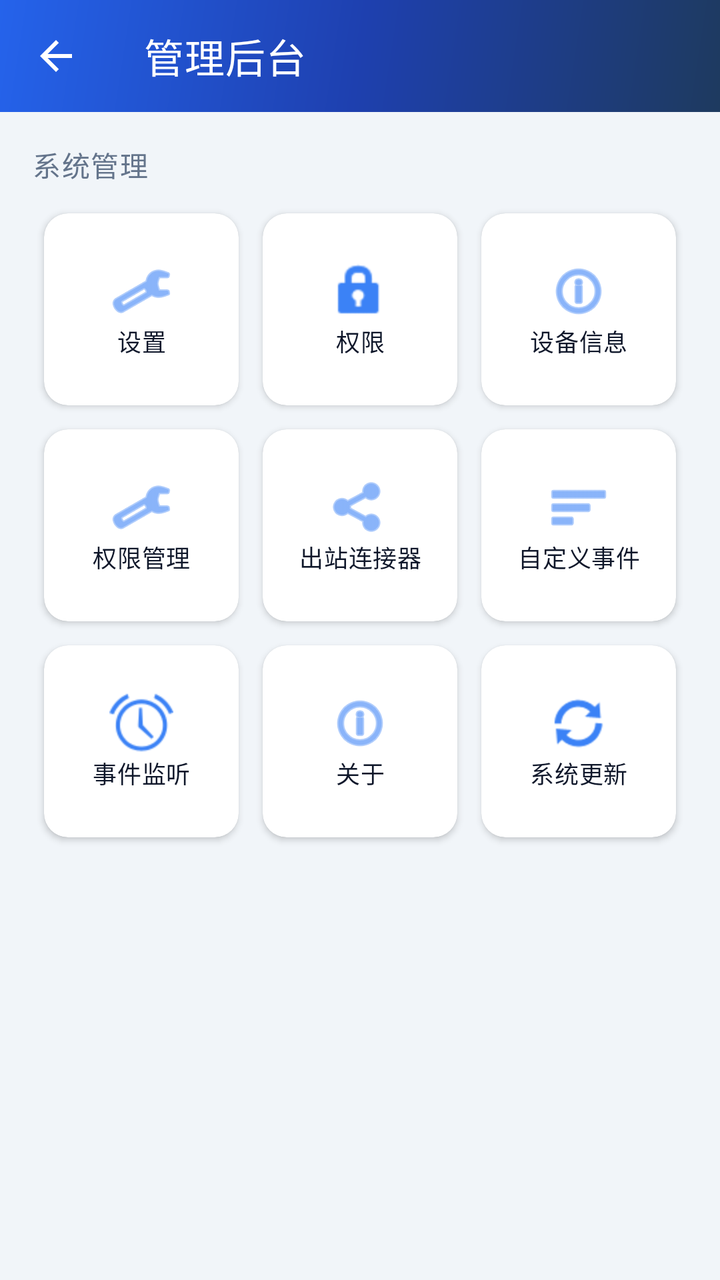
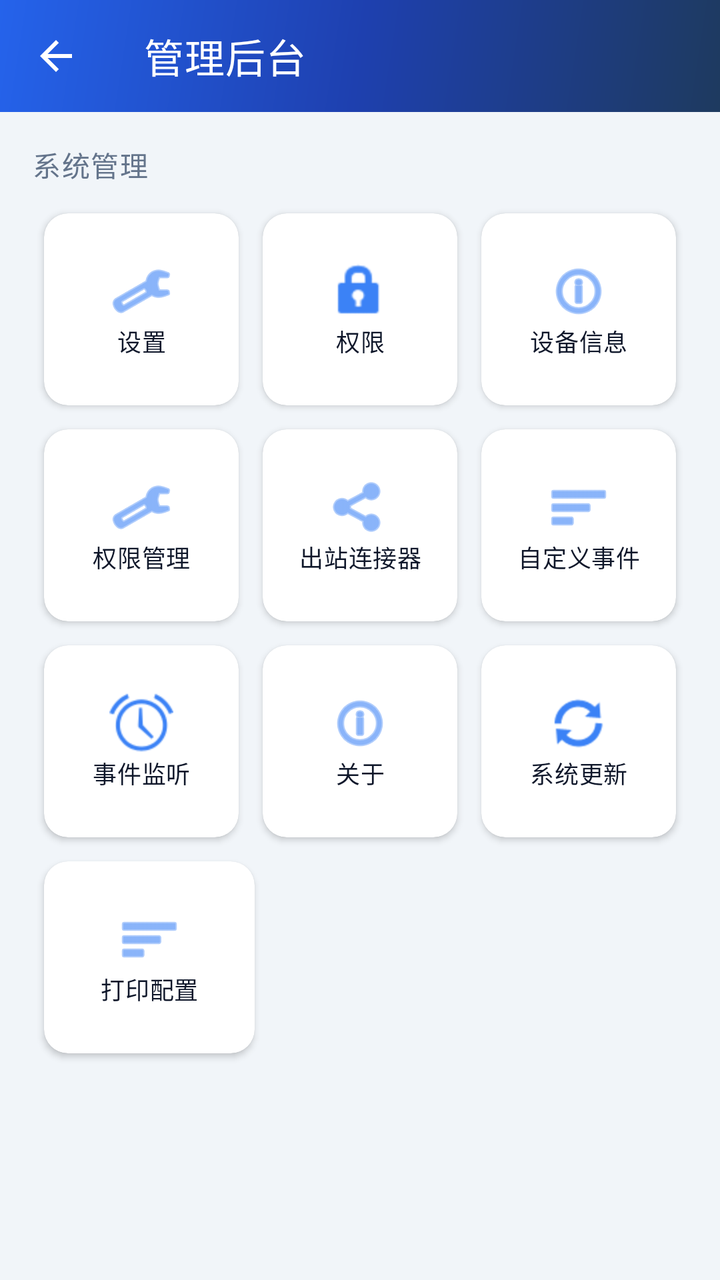

The first picture is an Android layout as it rendered before a commit; the second is the same layout after the commit. The layout source and the unified diff follow.
<!-- AndroidManifest.xml: activity theme Theme.AppManagerMain -->
<!-- res/layout/activity_backend_menu.xml -->
<?xml version="1.0" encoding="utf-8"?>
<LinearLayout xmlns:android="http://schemas.android.com/apk/res/android"
    xmlns:app="http://schemas.android.com/apk/res-auto"
    android:layout_width="match_parent"
    android:layout_height="match_parent"
    android:orientation="vertical"
    android:background="@color/agent_background">

    <com.google.android.material.appbar.MaterialToolbar
        android:id="@+id/toolbar"
        android:layout_width="match_parent"
        android:layout_height="?attr/actionBarSize"
        android:background="@drawable/bg_main_header"
        app:navigationIcon="@drawable/ic_arrow_back"
        app:title="@string/main_tile_backend"
        app:titleTextColor="@android:color/white"
        app:navigationIconTint="@android:color/white" />

    <ScrollView
        android:layout_width="match_parent"
        android:layout_height="match_parent"
        android:fillViewport="true"
        android:scrollbars="none">

        <LinearLayout
            android:layout_width="match_parent"
            android:layout_height="wrap_content"
            android:orientation="vertical"
            android:paddingStart="16dp"
            android:paddingEnd="16dp"
            android:paddingTop="16dp"
            android:paddingBottom="24dp">

            
            <TextView
                style="@style/AppManagerSectionTitle"
                android:layout_width="match_parent"
                android:layout_height="wrap_content"
                android:layout_marginBottom="8dp"
                android:text="@string/backend_section_admin" />

            
            <LinearLayout
                android:layout_width="match_parent"
                android:layout_height="wrap_content"
                android:orientation="horizontal">

                <com.google.android.material.card.MaterialCardView
                    android:id="@+id/card_tile_settings"
                    style="@style/AppManagerGridTile"
                    android:layout_width="0dp"
                    android:layout_height="wrap_content"
                    android:layout_weight="1">
                    <LinearLayout style="@style/AppManagerGridTileInner">
                        <ImageView android:layout_width="32dp" android:layout_height="32dp"
                            android:src="@android:drawable/ic_menu_preferences"
                            android:contentDescription="@string/main_tile_settings"
                            app:tint="@color/agent_tile_icon_tint" />
                        <TextView style="@style/AppManagerGridTileLabel" android:text="@string/main_tile_settings" />
                    </LinearLayout>
                </com.google.android.material.card.MaterialCardView>

                <com.google.android.material.card.MaterialCardView
                    android:id="@+id/card_tile_runtime_perm"
                    style="@style/AppManagerGridTile"
                    android:layout_width="0dp"
                    android:layout_height="wrap_content"
                    android:layout_weight="1">
                    <LinearLayout style="@style/AppManagerGridTileInner">
                        <ImageView android:layout_width="32dp" android:layout_height="32dp"
                            android:src="@android:drawable/ic_lock_idle_lock"
                            android:contentDescription="@string/main_tile_runtime_perm"
                            app:tint="@color/agent_tile_icon_tint" />
                        <TextView style="@style/AppManagerGridTileLabel" android:text="@string/main_tile_runtime_perm" />
                    </LinearLayout>
                </com.google.android.material.card.MaterialCardView>

                <com.google.android.material.card.MaterialCardView
                    android:id="@+id/card_tile_device_info"
                    style="@style/AppManagerGridTile"
                    android:layout_width="0dp"
                    android:layout_height="wrap_content"
                    android:layout_weight="1">
                    <LinearLayout style="@style/AppManagerGridTileInner">
                        <ImageView android:layout_width="32dp" android:layout_height="32dp"
                            android:src="@android:drawable/ic_menu_info_details"
                            android:contentDescription="@string/main_tile_device"
                            app:tint="@color/agent_tile_icon_tint" />
                        <TextView style="@style/AppManagerGridTileLabel" android:text="@string/main_tile_device" />
                    </LinearLayout>
                </com.google.android.material.card.MaterialCardView>
            </LinearLayout>

            
            <LinearLayout
                android:layout_width="match_parent"
                android:layout_height="wrap_content"
                android:orientation="horizontal">

                <com.google.android.material.card.MaterialCardView
                    android:id="@+id/card_tile_perm_mgmt"
                    style="@style/AppManagerGridTile"
                    android:layout_width="0dp"
                    android:layout_height="wrap_content"
                    android:layout_weight="1">
                    <LinearLayout style="@style/AppManagerGridTileInner">
                        <ImageView android:layout_width="32dp" android:layout_height="32dp"
                            android:src="@android:drawable/ic_menu_manage"
                            android:contentDescription="@string/main_tile_perm_mgmt"
                            app:tint="@color/agent_tile_icon_tint" />
                        <TextView style="@style/AppManagerGridTileLabel" android:text="@string/main_tile_perm_mgmt" />
                    </LinearLayout>
                </com.google.android.material.card.MaterialCardView>

                <com.google.android.material.card.MaterialCardView
                    android:id="@+id/card_tile_outbound"
                    style="@style/AppManagerGridTile"
                    android:layout_width="0dp"
                    android:layout_height="wrap_content"
                    android:layout_weight="1">
                    <LinearLayout style="@style/AppManagerGridTileInner">
                        <ImageView android:layout_width="32dp" android:layout_height="32dp"
                            android:src="@android:drawable/ic_menu_share"
                            android:contentDescription="@string/main_tile_outbound"
                            app:tint="@color/agent_tile_icon_tint" />
                        <TextView style="@style/AppManagerGridTileLabel" android:text="@string/main_tile_outbound" />
                    </LinearLayout>
                </com.google.android.material.card.MaterialCardView>

                <com.google.android.material.card.MaterialCardView
                    android:id="@+id/card_tile_custom_events"
                    style="@style/AppManagerGridTile"
                    android:layout_width="0dp"
                    android:layout_height="wrap_content"
                    android:layout_weight="1">
                    <LinearLayout style="@style/AppManagerGridTileInner">
                        <ImageView android:layout_width="32dp" android:layout_height="32dp"
                            android:src="@android:drawable/ic_menu_sort_by_size"
                            android:contentDescription="@string/main_tile_custom_events"
                            app:tint="@color/agent_tile_icon_tint" />
                        <TextView style="@style/AppManagerGridTileLabel" android:text="@string/main_tile_custom_events" />
                    </LinearLayout>
                </com.google.android.material.card.MaterialCardView>
            </LinearLayout>

            
            <LinearLayout
                android:layout_width="match_parent"
                android:layout_height="wrap_content"
                android:orientation="horizontal">

                <com.google.android.material.card.MaterialCardView
                    android:id="@+id/card_tile_listen_state"
                    style="@style/AppManagerGridTile"
                    android:layout_width="0dp"
                    android:layout_height="wrap_content"
                    android:layout_weight="1">
                    <LinearLayout style="@style/AppManagerGridTileInner">
                        <ImageView android:layout_width="32dp" android:layout_height="32dp"
                            android:src="@android:drawable/ic_lock_idle_alarm"
                            android:contentDescription="@string/main_tile_listen_state"
                            app:tint="@color/agent_tile_icon_tint" />
                        <TextView style="@style/AppManagerGridTileLabel" android:text="@string/main_tile_listen_state" />
                    </LinearLayout>
                </com.google.android.material.card.MaterialCardView>

                <com.google.android.material.card.MaterialCardView
                    android:id="@+id/card_tile_about"
                    style="@style/AppManagerGridTile"
                    android:layout_width="0dp"
                    android:layout_height="wrap_content"
                    android:layout_weight="1">
                    <LinearLayout style="@style/AppManagerGridTileInner">
                        <ImageView android:layout_width="32dp" android:layout_height="32dp"
                            android:src="@android:drawable/ic_menu_info_details"
                            android:contentDescription="@string/main_tile_about"
                            app:tint="@color/agent_tile_icon_tint" />
                        <TextView style="@style/AppManagerGridTileLabel" android:text="@string/main_tile_about" />
                    </LinearLayout>
                </com.google.android.material.card.MaterialCardView>

                <com.google.android.material.card.MaterialCardView
                    android:id="@+id/card_tile_system_update"
                    style="@style/AppManagerGridTile"
                    android:layout_width="0dp"
                    android:layout_height="wrap_content"
                    android:layout_weight="1">
                    <LinearLayout style="@style/AppManagerGridTileInner">
                        <ImageView android:layout_width="32dp" android:layout_height="32dp"
                            android:src="@android:drawable/ic_popup_sync"
                            android:contentDescription="@string/main_tile_system_update"
                            app:tint="@color/agent_tile_icon_tint" />
                        <TextView style="@style/AppManagerGridTileLabel" android:text="@string/main_tile_system_update" />
                    </LinearLayout>
                </com.google.android.material.card.MaterialCardView>
            </LinearLayout>

            
            <TextView
                android:id="@+id/tv_backend_menus_title"
                style="@style/AppManagerSectionTitle"
                android:layout_width="match_parent"
                android:layout_height="wrap_content"
                android:layout_marginTop="20dp"
                android:layout_marginBottom="8dp"
                android:text="@string/backend_section_pushed"
                android:visibility="gone" />

            <LinearLayout
                android:id="@+id/container_backend_tiles"
                android:layout_width="match_parent"
                android:layout_height="wrap_content"
                android:orientation="vertical" />

        </LinearLayout>
    </ScrollView>
</LinearLayout>
<!-- resources referenced by this layout -->
<resources>
  <color name="agent_background">#F1F5F9</color>
  <color name="agent_tile_icon_tint">#3B82F6</color>
  <!-- drawable bg_main_header (drawable) -->
  <?xml version="1.0" encoding="utf-8"?>
  <shape xmlns:android="http://schemas.android.com/apk/res/android">
      <gradient
          android:angle="135"
          android:startColor="#1E3A5F"
          android:centerColor="#1E40AF"
          android:endColor="#2563EB"
          android:type="linear" />
  </shape>
  <!-- drawable ic_arrow_back (drawable) -->
  <vector xmlns:android="http://schemas.android.com/apk/res/android"
      android:width="24dp"
      android:height="24dp"
      android:viewportWidth="24"
      android:viewportHeight="24">
      <path
          android:fillColor="#FFFFFF"
          android:pathData="M20,11H7.83l5.59,-5.59L12,4 4,12l8,8 1.41,-1.41L7.83,13H20v-2z"/>
  </vector>
  <string name="backend_section_admin">系统管理</string>
  <string name="backend_section_pushed">后台菜单</string>
  <string name="main_tile_about">关于</string>
  <string name="main_tile_backend">管理后台</string>
  <string name="main_tile_custom_events">自定义事件</string>
  <string name="main_tile_device">设备信息</string>
  <string name="main_tile_listen_state">事件监听</string>
  <string name="main_tile_outbound">出站连接器</string>
  <string name="main_tile_perm_mgmt">权限管理</string>
  <string name="main_tile_runtime_perm">权限</string>
  <string name="main_tile_settings">设置</string>
  <string name="main_tile_system_update">系统更新</string>
  <style name="AppManagerGridTile" parent="Widget.MaterialComponents.CardView">
          <item name="android:layout_margin">6dp</item>
          <item name="cardCornerRadius">12dp</item>
          <item name="cardElevation">2dp</item>
          <item name="strokeWidth">0dp</item>
          <item name="cardBackgroundColor">@color/agent_surface</item>
          <item name="android:clickable">true</item>
          <item name="android:focusable">true</item>
          <item name="android:foreground">?attr/selectableItemBackground</item>
      </style>
  <style name="AppManagerGridTileInner">
          <item name="android:layout_width">match_parent</item>
          <item name="android:layout_height">wrap_content</item>
          <item name="android:orientation">vertical</item>
          <item name="android:padding">12dp</item>
          <item name="android:gravity">center</item>
          <item name="android:minHeight">96dp</item>
      </style>
  <style name="AppManagerGridTileLabel" parent="TextAppearance.MaterialComponents.Body2">
          <item name="android:layout_width">match_parent</item>
          <item name="android:layout_height">wrap_content</item>
          <item name="android:gravity">center</item>
          <item name="android:textColor">@color/agent_text_primary</item>
          <item name="android:textSize">12sp</item>
          <item name="android:maxLines">2</item>
      </style>
  <style name="AppManagerSectionTitle" parent="TextAppearance.MaterialComponents.Subtitle2">
          <item name="android:textColor">@color/agent_text_secondary</item>
          <item name="android:textAllCaps">true</item>
          <item name="android:letterSpacing">0.04</item>
      </style>
  <color name="agent_surface">#FFFFFF</color>
  <color name="agent_text_primary">#0F172A</color>
  <color name="agent_text_secondary">#64748B</color>
  <color name="agent_primary">#1E40AF</color>
  <color name="agent_primary_dark">#1E3A5F</color>
  <color name="agent_secondary">#3B82F6</color>
  <!-- unchanged entries left out for length: 1 -->
</resources>

<!-- the commit's change to res/layout/activity_backend_menu.xml (unified diff, before → after) -->
@@ -196,6 +196,32 @@
             </LinearLayout>
 
             
+            <LinearLayout
+                android:layout_width="match_parent"
+                android:layout_height="wrap_content"
+                android:orientation="horizontal">
+
+                <com.google.android.material.card.MaterialCardView
+                    android:id="@+id/card_tile_printer"
+                    style="@style/AppManagerGridTile"
+                    android:layout_width="0dp"
+                    android:layout_height="wrap_content"
+                    android:layout_weight="1">
+                    <LinearLayout style="@style/AppManagerGridTileInner">
+                        <ImageView android:layout_width="32dp" android:layout_height="32dp"
+                            android:src="@android:drawable/ic_menu_sort_by_size"
+                            android:contentDescription="@string/main_tile_printer"
+                            app:tint="@color/agent_tile_icon_tint" />
+                        <TextView style="@style/AppManagerGridTileLabel" android:text="@string/main_tile_printer" />
+                    </LinearLayout>
+                </com.google.android.material.card.MaterialCardView>
+
+                
+                <View android:layout_width="0dp" android:layout_height="0dp" android:layout_weight="1" />
+                <View android:layout_width="0dp" android:layout_height="0dp" android:layout_weight="1" />
+            </LinearLayout>
+
+            
             <TextView
                 android:id="@+id/tv_backend_menus_title"
                 style="@style/AppManagerSectionTitle"
<!-- resource entries referenced after the edit -->
@@ -31,6 +31,7 @@
   <string name="main_tile_listen_state">事件监听</string>
   <string name="main_tile_outbound">出站连接器</string>
   <string name="main_tile_perm_mgmt">权限管理</string>
+  <string name="main_tile_printer">打印配置</string>
   <string name="main_tile_runtime_perm">权限</string>
   <string name="main_tile_settings">设置</string>
   <string name="main_tile_system_update">系统更新</string>
